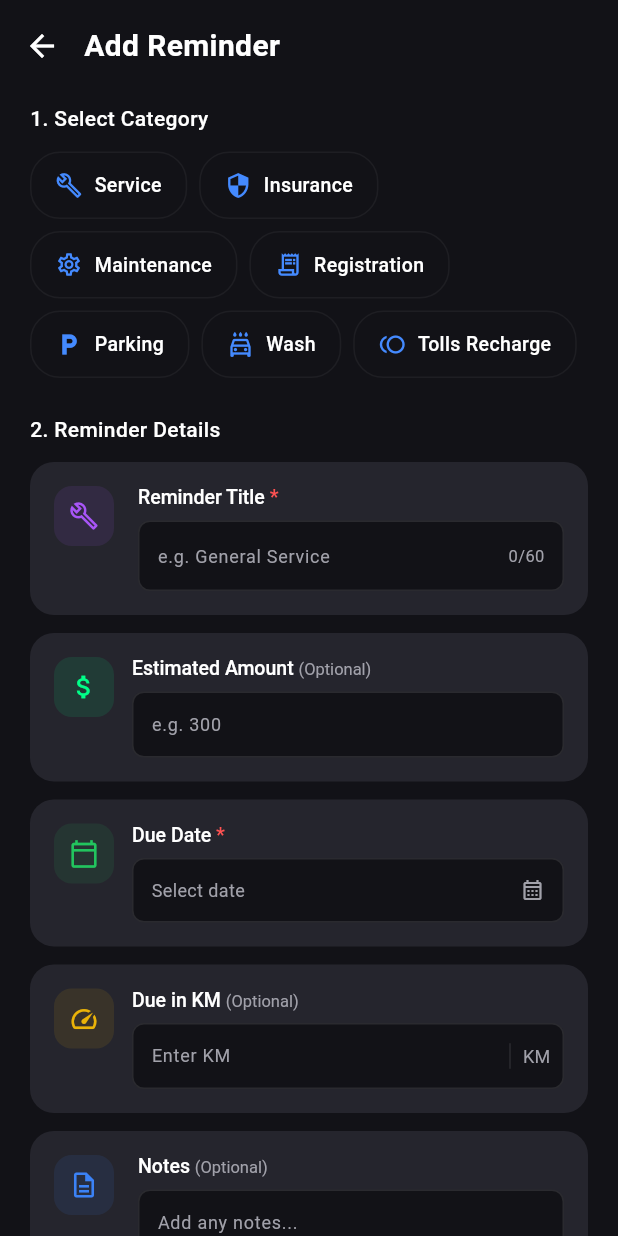
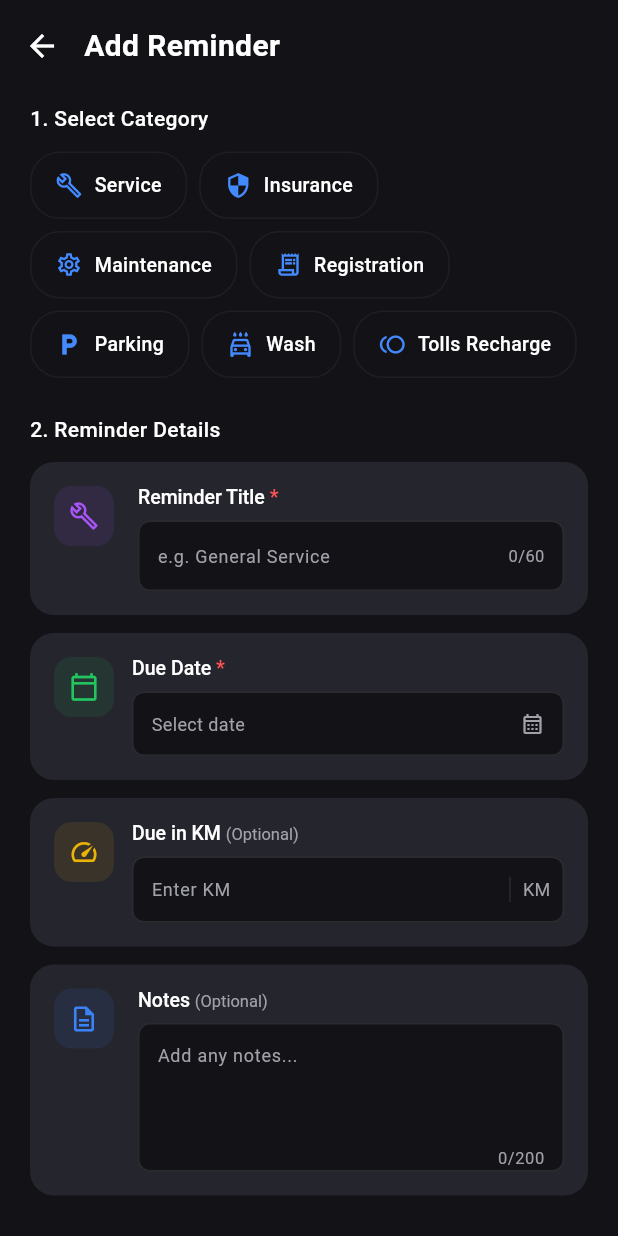
Before and after one commit to fadowtech/fuel_cal, a Flutter app: the AddReminderPage screen opened directly, on a phone screen of 412 x 824 dp. Run offline on Flutter 3.47's test engine with Material 3 defaults, Android fonts, the phone set to English and light mode, and no system bars; our stand-ins replace connectivity_plus, dio, dotted_border, flutter_dotenv, flutter_riverpod, flutter_secure_storage and 7 more; accounts and stored records are empty; network calls fail.

Commit message:
Updated project files

```diff
--- a/lib/add_reminder_page.dart
+++ b/lib/add_reminder_page.dart
@@ -23,7 +23,6 @@ class _AddReminderPageState extends State<AddReminderPage> {
   String _selectedCategory = '';
 
   final _titleController = TextEditingController();
-  final _amountController = TextEditingController();
   final _kmController = TextEditingController();
   final _notesController = TextEditingController();
 
@@ -54,7 +53,6 @@ class _AddReminderPageState extends State<AddReminderPage> {
       final raw = widget.editData!['raw_data'];
       _selectedCategory = raw['category'] ?? '';
       _titleController.text = raw['title'] ?? '';
-      _amountController.text = raw['amount']?.toString() ?? '';
       _kmController.text = raw['due_km']?.toString() ?? '';
       _notesController.text = raw['notes'] ?? '';
       if (raw['due_date'] != null) {
@@ -76,7 +74,6 @@ class _AddReminderPageState extends State<AddReminderPage> {
   @override
   void dispose() {
     _titleController.dispose();
-    _amountController.dispose();
     _kmController.dispose();
     _notesController.dispose();
     super.dispose();
@@ -194,7 +191,6 @@ class _AddReminderPageState extends State<AddReminderPage> {
     final data = {
       'category': _selectedCategory,
       'title': _titleController.text,
-      'amount': _amountController.text.isNotEmpty ? double.tryParse(_amountController.text) : null,
       'due_date': _dueDate?.toIso8601String(),
       'due_km': _kmController.text.isNotEmpty ? double.tryParse(_kmController.text) : null,
       'notes': _notesController.text.isNotEmpty ? _notesController.text : null,
@@ -351,8 +347,6 @@ class _AddReminderPageState extends State<AddReminderPage> {
       children: [
         _buildTitleCard(),
         const SizedBox(height: 12),
-        _buildAmountCard(),
-        const SizedBox(height: 12),
         _buildDueDateCard(),
         const SizedBox(height: 12),
         _buildDueKmCard(),
@@ -495,66 +489,6 @@ class _AddReminderPageState extends State<AddReminderPage> {
                         ),
                         Icon(Icons.calendar_month_outlined, color: _mutedColor, size: 16),
                       ],
-                    ),
-                  ),
-                ),
-              ],
-            ),
-          ),
-        ],
-      ),
-    );
-  }
-
-  Widget _buildAmountCard() {
-    return Container(
-      padding: const EdgeInsets.all(16),
-      decoration: BoxDecoration(
-        color: _cardColor,
-        borderRadius: BorderRadius.circular(16),
-      ),
-      child: Row(
-        crossAxisAlignment: CrossAxisAlignment.start,
-        children: [
-          Container(
-            padding: const EdgeInsets.all(10),
-            decoration: BoxDecoration(
-              color: const Color(0xFF00FF88).withOpacity(0.1),
-              borderRadius: BorderRadius.circular(12),
-            ),
-            child: const Icon(Icons.attach_money_outlined, color: Color(0xFF00FF88), size: 20),
-          ),
-          const SizedBox(width: 12),
-          Expanded(
-            child: Column(
-              crossAxisAlignment: CrossAxisAlignment.start,
-              children: [
-                RichText(
-                  text: TextSpan(
-                    children: [
-                      const TextSpan(text: 'Estimated Amount ', style: TextStyle(color: Colors.white, fontSize: 13, fontWeight: FontWeight.w500)),
-                      TextSpan(text: '(Optional)', style: TextStyle(color: _mutedColor, fontSize: 11)),
-                    ],
-                  ),
-                ),
-                const SizedBox(height: 8),
-                Container(
-                  decoration: BoxDecoration(
-                    color: _backgroundColor,
-                    borderRadius: BorderRadius.circular(8),
-                    border: Border.all(color: Colors.white.withOpacity(0.1)),
-                  ),
-                  child: TextField(
-                    controller: _amountController,
-                    keyboardType: const TextInputType.numberWithOptions(decimal: true),
-                    style: const TextStyle(color: Colors.white, fontSize: 12),
-                    onChanged: (_) => setState(() {}),
-                    decoration: InputDecoration(
-                      hintText: 'e.g. 300',
-                      hintStyle: TextStyle(color: _mutedColor, fontSize: 12),
-                      border: InputBorder.none,
-                      isDense: true,
-                      contentPadding: const EdgeInsets.symmetric(horizontal: 12, vertical: 12),
                     ),
                   ),
                 ),
--- a/lib/dashboard_page.dart
+++ b/lib/dashboard_page.dart
@@ -1547,9 +1547,9 @@ class _DashboardPageState extends ConsumerState<DashboardPage>
                 Column(
                   crossAxisAlignment: CrossAxisAlignment.end,
                   children: [
-                    Text(reminder['amount'] != null ? '₹${reminder['amount']}' : '-',
+                    Text('-',
                         style: TextStyle(
-                            color: reminder['amount'] != null ? _textColor : _mutedColor,
+                            color: _mutedColor,
                             fontSize: 14,
                             fontWeight: FontWeight.bold)),
                     Text(dateStr,
```
Also changed, not shown: lib/logs_page.dart (+3 -16 lines), 3 other files.
